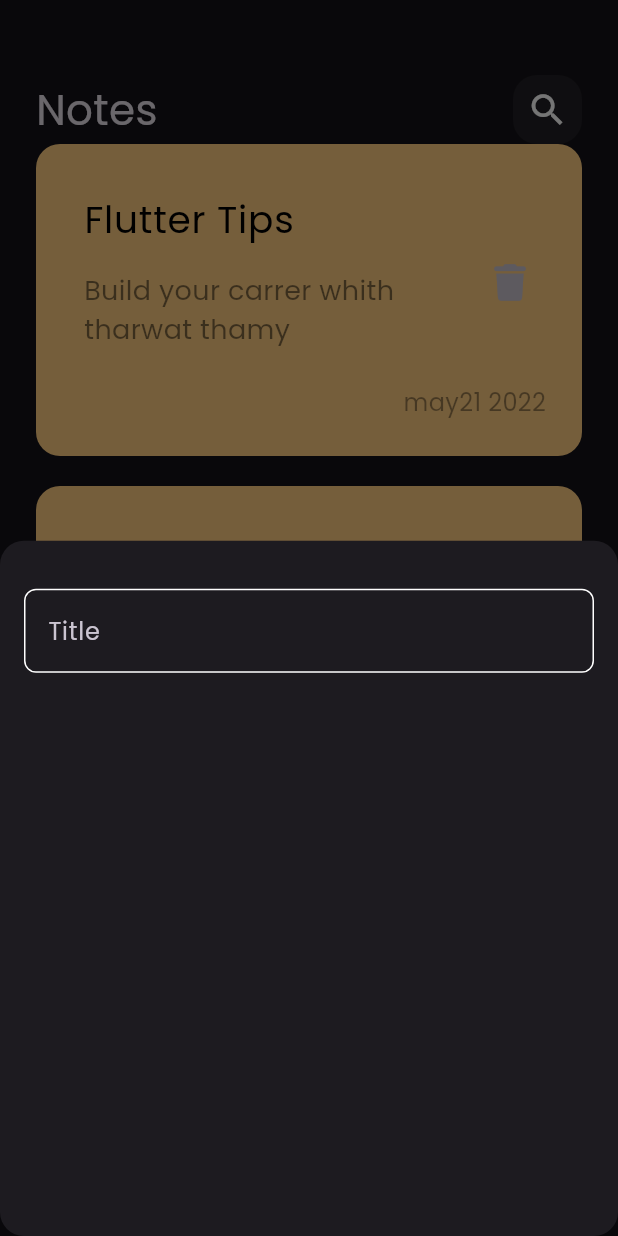
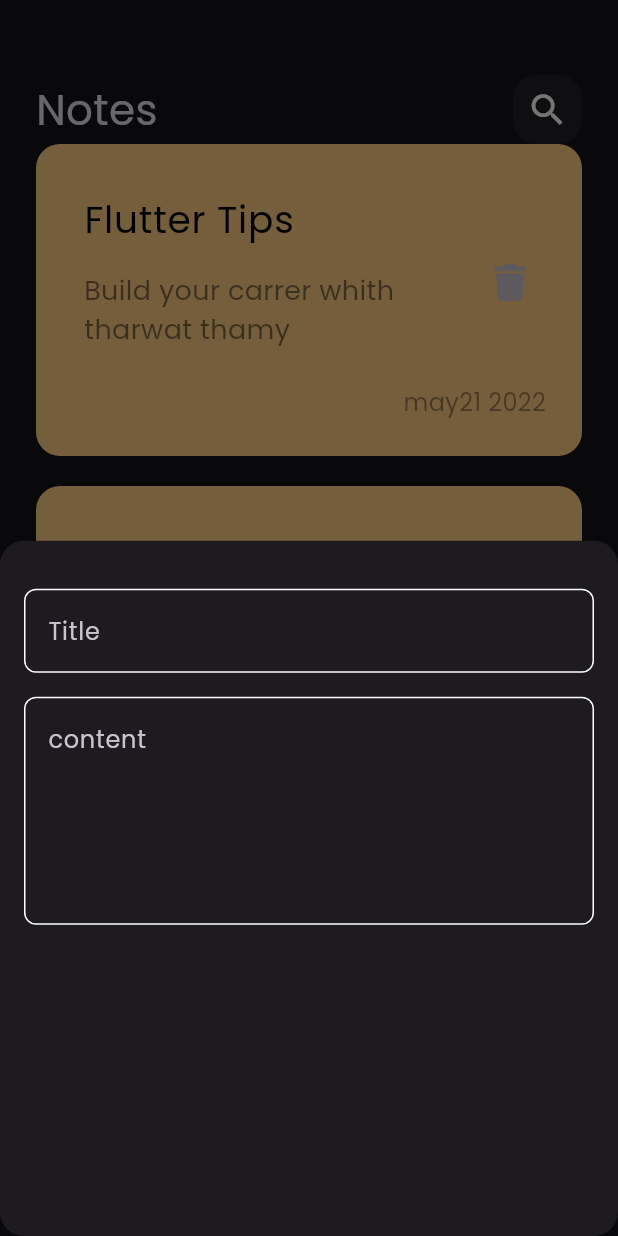
Before and after one commit to abo3amer69/notes_app, a Flutter app: the screen it shows after launch, after a tap on the "add" icon, on a phone screen of 412 x 824 dp. Run offline on Flutter 3.47's test engine with Material 3 defaults, Android fonts, the phone set to English and light mode, and no system bars; our stand-ins replace font_awesome_flutter.

Commit message:
add field to notes buttom sheet

```diff
--- a/lib/views/widgets/add_note_buttom_sheet.dart
+++ b/lib/views/widgets/add_note_buttom_sheet.dart
@@ -9,9 +9,20 @@ class AddNoteButtomSheet extends StatelessWidget {
     return Padding(
       padding: const EdgeInsets.symmetric(horizontal: 16),
       child: Column(
-        children: [
-          SizedBox(height: 32,),
-          CustomTextField(),
+        children:const[
+           SizedBox(
+            height: 32,
+          ),
+          CustomTextField(
+            hint: 'Title',
+          ),
+          SizedBox(
+            height: 16,
+          ),
+          CustomTextField(
+            hint: 'content',
+            maxlines: 5,
+          ),
         ],
       ),
     );
--- a/lib/views/widgets/custom_text_field.dart
+++ b/lib/views/widgets/custom_text_field.dart
@@ -2,14 +2,18 @@ import 'package:flutter/material.dart';
 import 'package:note_app/constants.dart';
 
 class CustomTextField extends StatelessWidget {
-  const CustomTextField({super.key});
+  const CustomTextField({super.key, required this.hint,  this.maxlines=1});
+
+  final String hint;
+  final int maxlines;
 
   @override
   Widget build(BuildContext context) {
     return TextField(
       cursorColor: KPrimaryColor,
+      maxLines: maxlines,
       decoration: InputDecoration(
-        hintText: 'Title',
+        hintText: hint,
         border: buildBorder(),
         enabledBorder: buildBorder(),
         focusedBorder: buildBorder(KPrimaryColor),
```
